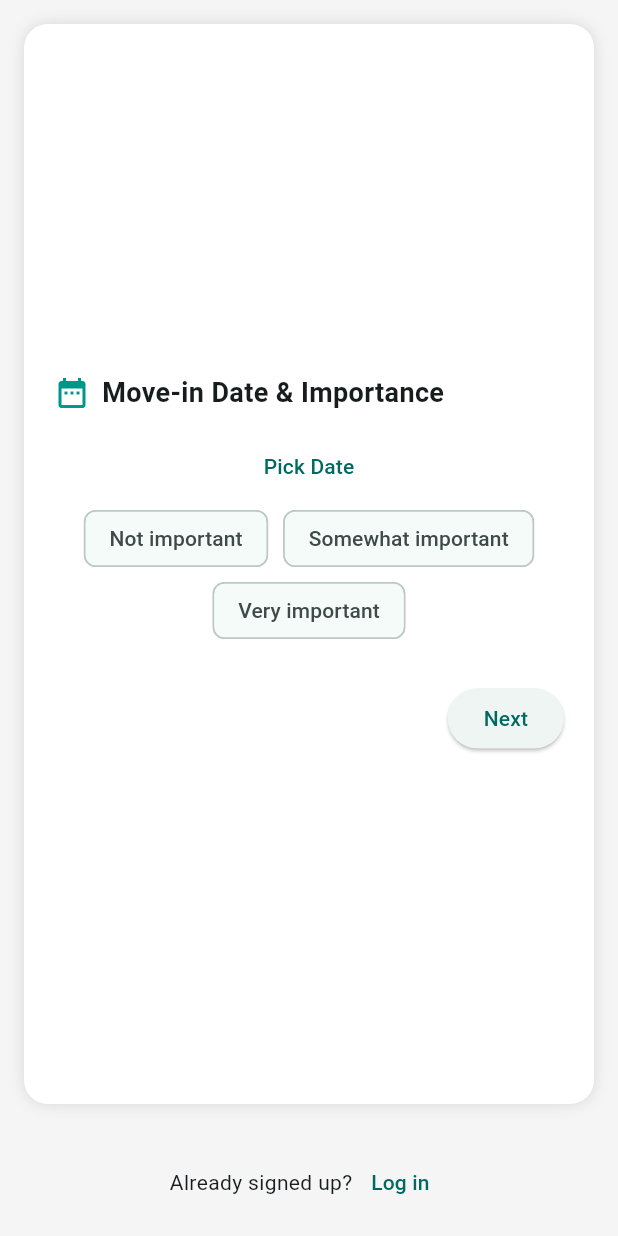
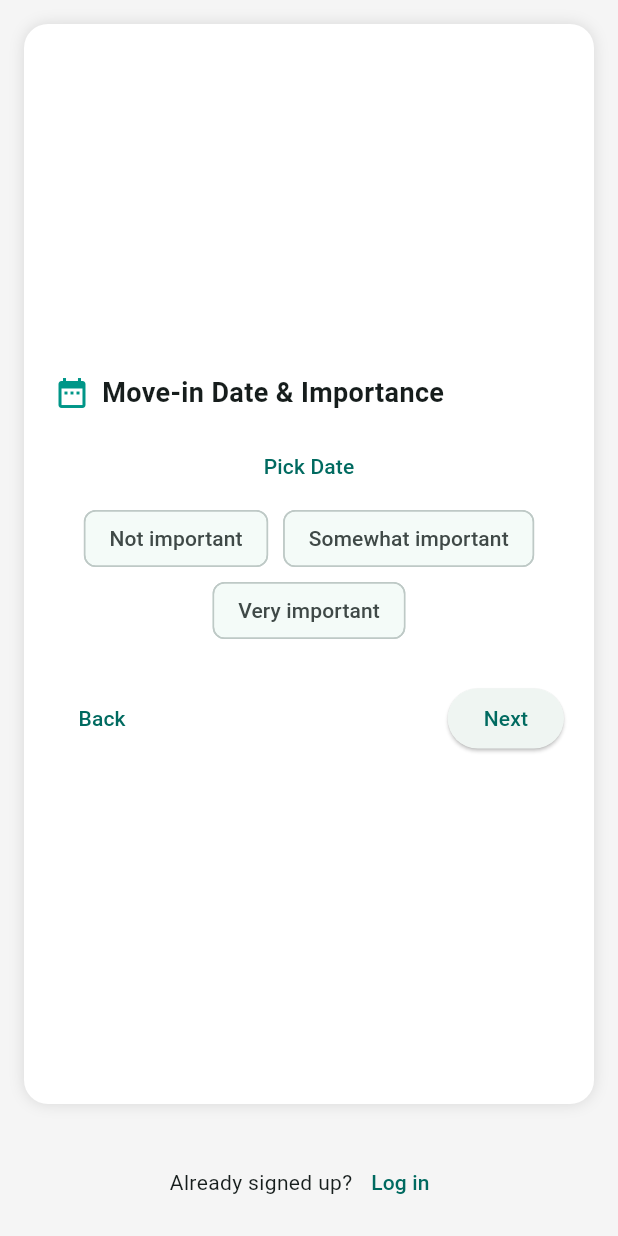
Before and after one commit to vishal-baliga/Rentarra, a Flutter app: the screen it shows after launch, swiped to page 2, on a phone screen of 412 x 824 dp. Run offline on Flutter 3.47's test engine with Material 3 defaults, Android fonts, the light colour scheme and no system bars; drawn by our look-alikes of animated_text_kit; our stand-ins replace cloud_firestore, firebase_auth, firebase_core, firebase_storage, flutter_spinkit, geocoding and 3 more; missing offline and left inert: google_maps_webservice; accounts and stored records are empty.

```diff
--- a/lib/renter_onboarding_screen.dart
+++ b/lib/renter_onboarding_screen.dart
@@ -112,6 +112,7 @@ class _RenterOnboardingScreenState extends State<RenterOnboardingScreen> {
     title: 'Number of bedrooms & Lease length',
     child: Column(
       mainAxisAlignment: MainAxisAlignment.center,
+      crossAxisAlignment: CrossAxisAlignment.center,
       children: [
         Wrap(
           alignment: WrapAlignment.center,
@@ -139,8 +140,10 @@ class _RenterOnboardingScreenState extends State<RenterOnboardingScreen> {
   _buildStep(
     icon: Icons.date_range,
     title: 'Move-in Date & Importance',
+    showBack: true,
     child: Column(
       mainAxisAlignment: MainAxisAlignment.center,
+      crossAxisAlignment: CrossAxisAlignment.center,
       children: [
         TextButton(
           onPressed: () async {
@@ -169,8 +172,10 @@ class _RenterOnboardingScreenState extends State<RenterOnboardingScreen> {
   _buildStep(
     icon: Icons.attach_money,
     title: 'Budget & Income',
+    showBack: true,
     child: Column(
       mainAxisAlignment: MainAxisAlignment.center,
+      crossAxisAlignment: CrossAxisAlignment.center,
       children: [
         const Text('Monthly Rent Budget'),
         Slider(
@@ -203,8 +208,10 @@ class _RenterOnboardingScreenState extends State<RenterOnboardingScreen> {
   _buildStep(
     icon: Icons.location_city,
     title: 'City / Location',
+    showBack: true,
     child: Column(
       mainAxisAlignment: MainAxisAlignment.center,
+      crossAxisAlignment: CrossAxisAlignment.center,
       children: [
         TextField(
           controller: _cityController,
@@ -229,8 +236,10 @@ class _RenterOnboardingScreenState extends State<RenterOnboardingScreen> {
   _buildStep(
     icon: Icons.directions_car,
     title: 'Regular Commute Location',
+    showBack: true,
     child: Column(
       mainAxisAlignment: MainAxisAlignment.center,
+      crossAxisAlignment: CrossAxisAlignment.center,
       children: [
         TextField(
           controller: _commuteController,
@@ -252,6 +261,7 @@ class _RenterOnboardingScreenState extends State<RenterOnboardingScreen> {
   _buildStep(
     icon: Icons.chair,
     title: 'Preferred Amenities',
+    showBack: true,
     child: Wrap(
       alignment: WrapAlignment.center,
       spacing: 10,
@@ -266,6 +276,7 @@ class _RenterOnboardingScreenState extends State<RenterOnboardingScreen> {
   _buildStep(
     icon: Icons.pets,
     title: 'Pets?',
+    showBack: true,
     child: Wrap(
       alignment: WrapAlignment.center,
       spacing: 10,
@@ -279,6 +290,7 @@ class _RenterOnboardingScreenState extends State<RenterOnboardingScreen> {
   _buildStep(
     icon: Icons.favorite,
     title: 'Desired Apartment Features',
+    showBack: true,
     child: Wrap(
       alignment: WrapAlignment.center,
       spacing: 10,
@@ -292,6 +304,7 @@ class _RenterOnboardingScreenState extends State<RenterOnboardingScreen> {
   _buildStep(
     icon: Icons.explore,
     title: 'Preferred Neighborhood Vibe',
+    showBack: true,
     child: Wrap(
       alignment: WrapAlignment.center,
       spacing: 10,
```
Lines whose indentation alone changed are shown as unchanged.
